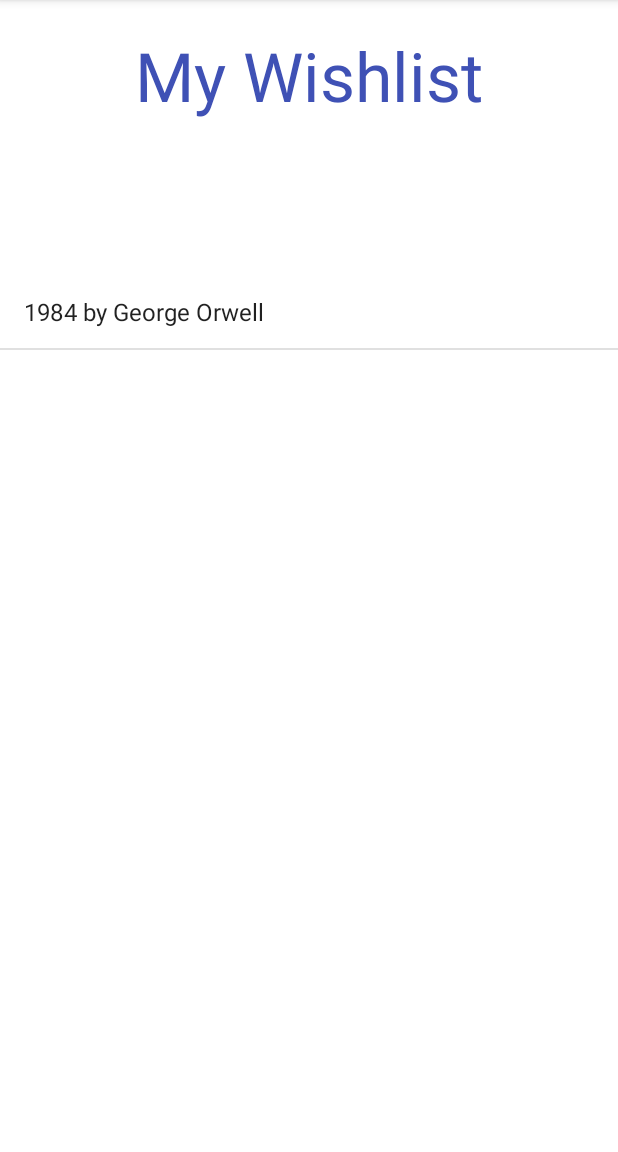
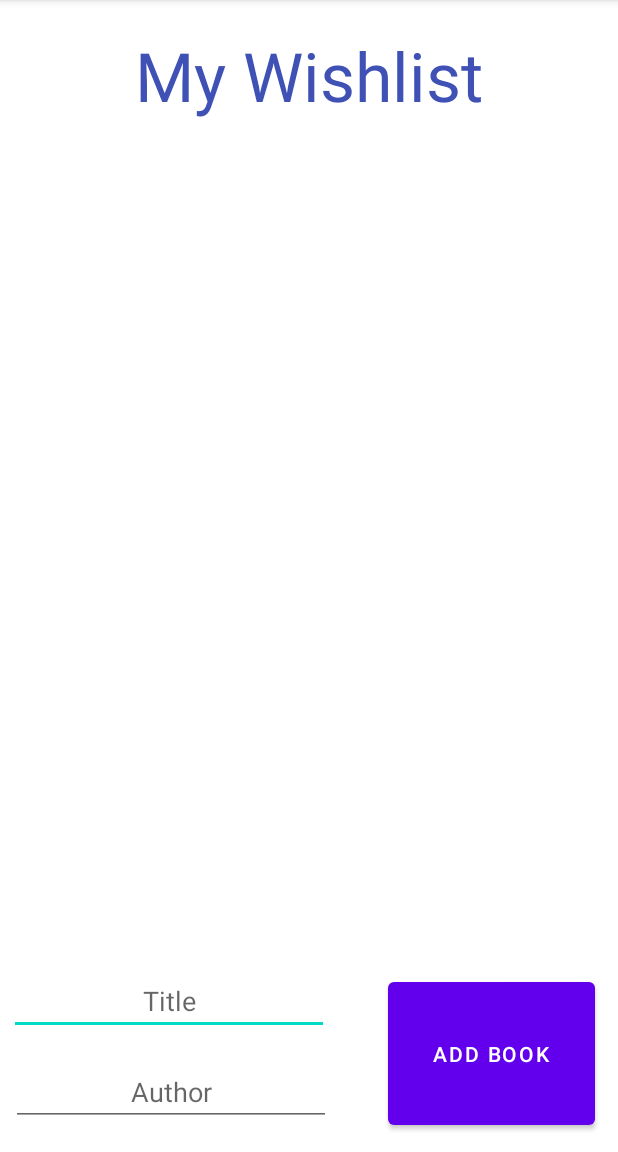
Before and after one commit to comuwayit/CST438_Group4_Project01, an Android app: the WishlistActivity screen opened directly, with no data from a screen before it, on a phone screen of 412 x 824 dp, the part 84-1236 px from its top. Run offline under Robolectric (Android 15) with nearby library versions, the phone set to English and light mode, and no system bars; our stand-ins replace Room's generated code.

Commit message:
Wishlist / dao update

```diff
--- a/app/src/main/java/com/daclink/drew/sp22/cst438_project01_starter/Book.java
+++ b/app/src/main/java/com/daclink/drew/sp22/cst438_project01_starter/Book.java
@@ -21,9 +21,8 @@ public class Book {
         mAuthor = "Brandon Sanderson";
     }
 
-    public Book(String mTitle, String mGenre, String mAuthor, int mUserId){
+    public Book(String mTitle, String mAuthor, int mUserId){
         this.mTitle = mTitle;
-        this.mGenre = mGenre;
         this.mAuthor = mAuthor;
         this.mUserId = mUserId;
     }
--- a/app/src/main/java/com/daclink/drew/sp22/cst438_project01_starter/WishlistActivity.java
+++ b/app/src/main/java/com/daclink/drew/sp22/cst438_project01_starter/WishlistActivity.java
@@ -5,15 +5,22 @@ import androidx.appcompat.app.AppCompatActivity;
 import androidx.room.Room;
 
 import android.os.Bundle;
+import android.view.View;
 import android.widget.ArrayAdapter;
+import android.widget.Button;
+import android.widget.EditText;
 import android.widget.ListView;
 
 import java.util.ArrayList;
+import java.util.List;
 
 public class WishlistActivity extends AppCompatActivity {
 
     private ListView wlistView;
+    private EditText titleText, authorText;
+    private Button addToWishlistButton;
 
+    private List<Book> books;
     private UserDAO bookDao;
 
     @Override
@@ -22,6 +29,9 @@ public class WishlistActivity extends AppCompatActivity {
         setContentView(R.layout.activity_wishlist);
 
         wlistView = findViewById(R.id.wishListListView);
+        titleText = findViewById(R.id.editTextTitle);
+        authorText = findViewById(R.id.editTextAuthor);
+        addToWishlistButton = findViewById(R.id.addToWishlistButton);
 
         bookDao = Room.databaseBuilder(this, AppDataBase.class, AppDataBase.DB_NAME)
                 .fallbackToDestructiveMigration()
@@ -29,12 +39,38 @@ public class WishlistActivity extends AppCompatActivity {
                 .build()
                 .getDao();
 
+        books = bookDao.getAllBooks();
+
+//        ArrayList<Book> bookList = new ArrayList<>();
+//        Book testBook = new Book("1984", "George Orwell", 0);
+//        bookList.add(testBook);
+//        ArrayAdapter arrayAdapter = new ArrayAdapter(this, android.R.layout.simple_list_item_1, bookList);
+//        wlistView.setAdapter(arrayAdapter);
+
+        refreshListView();
+
+        addToWishlistButton.setOnClickListener(new View.OnClickListener() {
+            @Override
+            public void onClick(View view) {
+                addBookToWishlist();
+                refreshListView();
+            }
+        });
+    }
+
+    private void refreshListView() {
         ArrayList<Book> bookList = new ArrayList<>();
-
-        Book testBook = new Book("1984", "Distopian", "George Orwell", 1);
-        bookList.add(testBook);
-
+        for (Book b : books) {
+            bookList.add(b);
+        }
+//        Book testBook = new Book("The Test Book", "Tester", 0);
+//        bookList.add(testBook);
         ArrayAdapter arrayAdapter = new ArrayAdapter(this, android.R.layout.simple_list_item_1, bookList);
         wlistView.setAdapter(arrayAdapter);
     }
+
+    private void addBookToWishlist() {
+        Book b = new Book(titleText.getText().toString(), authorText.getText().toString(), 0);
+        bookDao.insert(b);
+    }
 }
--- a/app/src/main/res/layout/activity_wishlist.xml
+++ b/app/src/main/res/layout/activity_wishlist.xml
@@ -9,10 +9,10 @@
 
     <ListView
         android:id="@+id/wishListListView"
-        android:layout_width="match_parent"
-        android:layout_height="586dp"
-        android:layout_alignParentBottom="true"
-        android:layout_marginBottom="-2dp" />
+        android:layout_width="400dp"
+        android:layout_height="400dp"
+        android:layout_below="@+id/textViewTitle"
+        android:layout_marginTop="19dp" />
 
     <TextView
         android:id="@+id/textViewTitle"
@@ -28,4 +28,51 @@
         app:layout_constraintStart_toStartOf="parent"
         app:layout_constraintTop_toTopOf="parent" />
 
+    <EditText
+        android:id="@+id/editTextTitle"
+        android:layout_width="wrap_content"
+        android:layout_height="wrap_content"
+        android:layout_alignParentStart="true"
+        android:layout_alignParentBottom="true"
+        android:layout_marginStart="6dp"
+        android:layout_marginTop="280dp"
+        android:layout_marginBottom="78dp"
+        android:ems="10"
+        android:hint="Title"
+        android:inputType="textPersonName"
+        android:textAlignment="center"
+        app:layout_constraintEnd_toEndOf="parent"
+        app:layout_constraintHorizontal_bias="0.502"
+        app:layout_constraintStart_toStartOf="parent"
+        app:layout_constraintTop_toTopOf="parent" />
+
+    <EditText
+        android:id="@+id/editTextAuthor"
+        android:layout_width="wrap_content"
+        android:layout_height="wrap_content"
+        android:layout_alignParentStart="true"
+        android:layout_alignParentBottom="true"
+        android:layout_marginStart="7dp"
+        android:layout_marginTop="280dp"
+        android:layout_marginBottom="17dp"
+        android:ems="10"
+        android:hint="Author"
+        android:inputType="textPersonName"
+        android:textAlignment="center"
+        app:layout_constraintEnd_toEndOf="parent"
+        app:layout_constraintHorizontal_bias="0.502"
+        app:layout_constraintStart_toStartOf="parent"
+        app:layout_constraintTop_toTopOf="parent" />
+
+    <Button
+        android:id="@+id/addToWishlistButton"
+        android:layout_width="138dp"
+        android:layout_height="107dp"
+        android:layout_alignParentEnd="true"
+        android:layout_alignParentBottom="true"
+        android:layout_marginEnd="15dp"
+        android:layout_marginBottom="12dp"
+        android:text="Add Book" />
+
+
 </RelativeLayout>
```
